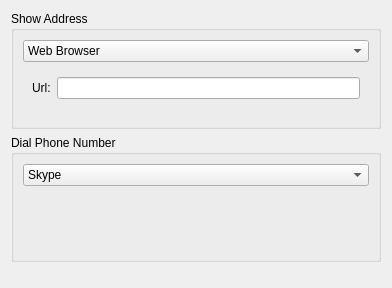
The window that contact/kcm/akonadicontactactions.ui (KDE/akonadi) describes before a commit, drawn with Qt 5.
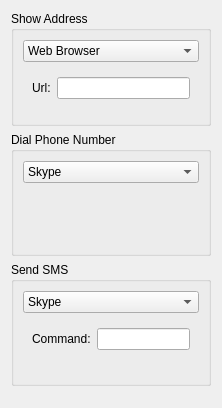
The same window after the commit. The open tabs and pages were chosen to show the change. Custom widgets are drawn as their Qt base class.

Commit message:
Bring back support for sending SMS via Skype or custom command
Thanks to Felix Mauch for the patch!

```diff
--- a/contact/kcm/akonadicontactactions.ui
+++ b/contact/kcm/akonadicontactactions.ui
@@ -6,11 +6,11 @@
    <rect>
     <x>0</x>
     <y>0</y>
-    <width>392</width>
-    <height>288</height>
+    <width>222</width>
+    <height>408</height>
    </rect>
   </property>
-  <layout class="QVBoxLayout" name="verticalLayout_3">
+  <layout class="QVBoxLayout" name="verticalLayout_4">
    <item>
     <widget class="QGroupBox" name="groupBox">
      <property name="title">
@@ -140,6 +140,64 @@
      </layout>
     </widget>
    </item>
+   <item>
+    <widget class="QGroupBox" name="groupBox_3">
+     <property name="title">
+      <string>Send SMS</string>
+     </property>
+     <layout class="QVBoxLayout" name="verticalLayout_3">
+      <item>
+       <widget class="KComboBox" name="kcfg_SendSmsAction">
+        <item>
+         <property name="text">
+          <string>Skype</string>
+         </property>
+        </item>
+        <item>
+         <property name="text">
+          <string>External Application</string>
+         </property>
+        </item>
+       </widget>
+      </item>
+      <item>
+       <widget class="QStackedWidget" name="stackedWidget_3">
+        <property name="currentIndex">
+         <number>0</number>
+        </property>
+        <widget class="QWidget" name="page_5"/>
+        <widget class="QWidget" name="page_6">
+         <layout class="QHBoxLayout" name="horizontalLayout_4">
+          <item>
+           <widget class="QLabel" name="label_6">
+            <property name="text">
+             <string>Command:</string>
+            </property>
+           </widget>
+          </item>
+          <item>
+           <widget class="KLineEdit" name="kcfg_SmsCommand"/>
+          </item>
+         </layout>
+        </widget>
+       </widget>
+      </item>
+      <item>
+       <spacer name="verticalSpacer_4">
+        <property name="orientation">
+         <enum>Qt::Vertical</enum>
+        </property>
+        <property name="sizeHint" stdset="0">
+         <size>
+          <width>20</width>
+          <height>18</height>
+         </size>
+        </property>
+       </spacer>
+      </item>
+     </layout>
+    </widget>
+   </item>
    <item>
     <spacer name="verticalSpacer_3">
      <property name="orientation">
```
Left out of the diff: 26 changed lines with no effect on the pictures. The commit also changes 12 other files.
